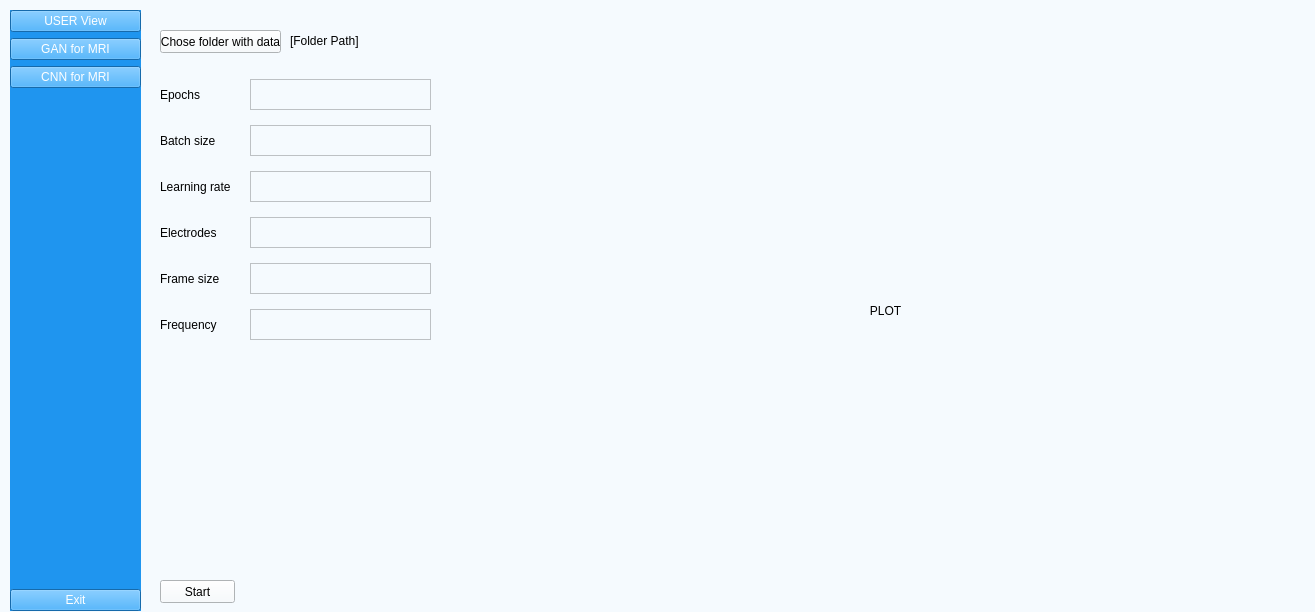
The window that UI/aUI_projekt_EEG.ui (matimusial/ADHDPredictorApp) describes before a commit, drawn with Qt 5.
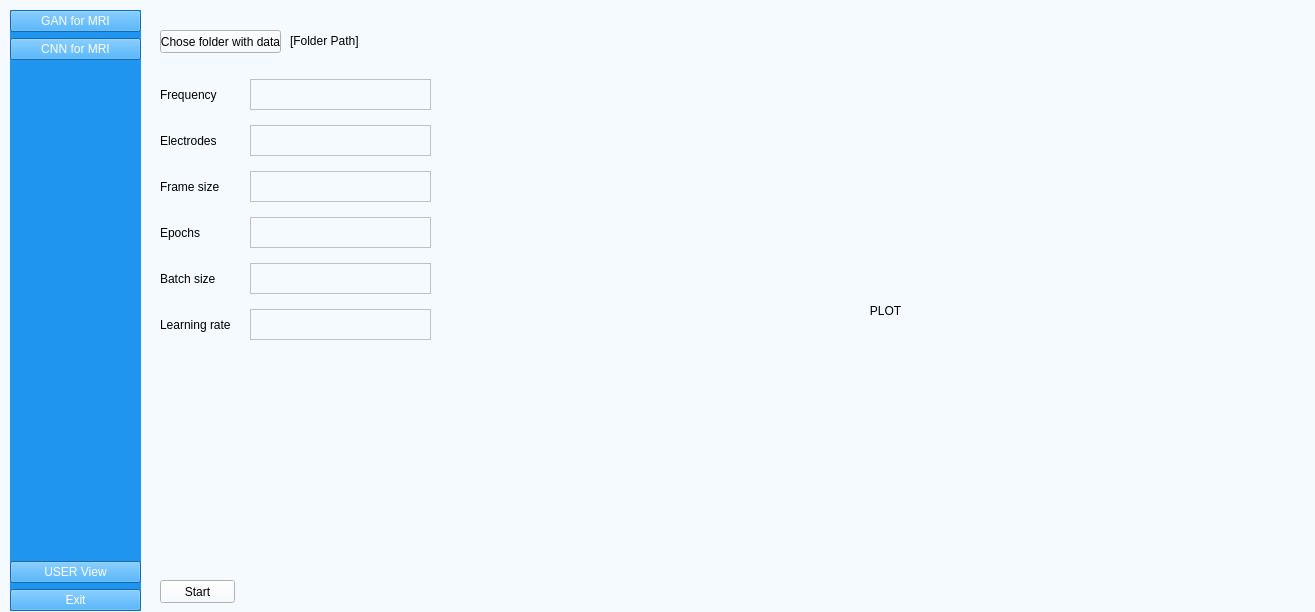
The same window after the commit.

The edit to the form file:
```diff
--- a/UI/aUI_projekt_EEG.ui
+++ b/UI/aUI_projekt_EEG.ui
@@ -38,19 +38,6 @@
     <layout class="QVBoxLayout" name="verticalLayout_2">
      <item>
       <layout class="QVBoxLayout" name="verticalLayout">
-       <item>
-        <widget class="QPushButton" name="switchSceneBtn">
-         <property name="text">
-          <string>USER View</string>
-         </property>
-         <property name="checkable">
-          <bool>true</bool>
-         </property>
-         <property name="autoExclusive">
-          <bool>true</bool>
-         </property>
-        </widget>
-       </item>
        <item>
         <widget class="QPushButton" name="GAN_MRI_Button">
          <property name="text">
@@ -92,6 +79,19 @@
        </property>
       </spacer>
      </item>
+     <item>
+      <widget class="QPushButton" name="switchSceneBtn">
+       <property name="text">
+        <string>USER View</string>
+       </property>
+       <property name="checkable">
+        <bool>true</bool>
+       </property>
+       <property name="autoExclusive">
+        <bool>true</bool>
+       </property>
+      </widget>
+     </item>
      <item>
       <widget class="QPushButton" name="exitButton">
        <property name="text">
@@ -162,6 +162,87 @@
       </rect>
      </property>
      <layout class="QVBoxLayout" name="verticalLayout_4">
+      <item>
+       <layout class="QHBoxLayout" name="horizontalLayout_6">
+        <item>
+         <widget class="QLabel" name="frequency">
+          <property name="text">
+           <string>Frequency</string>
+          </property>
+         </widget>
+        </item>
+        <item>
+         <widget class="QTextEdit" name="textEdit_frequency">
+          <property name="minimumSize">
+           <size>
+            <width>181</width>
+            <height>31</height>
+           </size>
+          </property>
+          <property name="maximumSize">
+           <size>
+            <width>181</width>
+            <height>31</height>
+           </size>
+          </property>
+         </widget>
+        </item>
+       </layout>
+      </item>
+      <item>
+       <layout class="QHBoxLayout" name="horizontalLayout_4">
+        <item>
+         <widget class="QLabel" name="electrodes">
+          <property name="text">
+           <string>Electrodes</string>
+          </property>
+         </widget>
+        </item>
+        <item>
+         <widget class="QTextEdit" name="textEdit_electrodes">
+          <property name="minimumSize">
+           <size>
+            <width>181</width>
+            <height>31</height>
+           </size>
+          </property>
+          <property name="maximumSize">
+           <size>
+            <width>181</width>
+            <height>31</height>
+           </size>
+          </property>
+         </widget>
+        </item>
+       </layout>
+      </item>
+      <item>
+       <layout class="QHBoxLayout" name="horizontalLayout_5">
+        <item>
+         <widget class="QLabel" name="frame_size">
+          <property name="text">
+           <string>Frame size</string>
+          </property>
+         </widget>
+        </item>
+        <item>
+         <widget class="QTextEdit" name="textEdit_frame_size">
+          <property name="minimumSize">
+           <size>
+            <width>181</width>
+            <height>31</height>
+           </size>
+          </property>
+          <property name="maximumSize">
+           <size>
+            <width>181</width>
+            <height>31</height>
+           </size>
+          </property>
+         </widget>
+        </item>
+       </layout>
+      </item>
       <item>
        <layout class="QHBoxLayout" name="horizontalLayout">
         <item>
@@ -243,87 +324,6 @@
         </item>
        </layout>
       </item>
-      <item>
-       <layout class="QHBoxLayout" name="horizontalLayout_4">
-        <item>
-         <widget class="QLabel" name="electrodes">
-          <property name="text">
-           <string>Electrodes</string>
-          </property>
-         </widget>
-        </item>
-        <item>
-         <widget class="QTextEdit" name="textEdit_electrodes">
-          <property name="minimumSize">
-           <size>
-            <width>181</width>
-            <height>31</height>
-           </size>
-          </property>
-          <property name="maximumSize">
-           <size>
-            <width>181</width>
-            <height>31</height>
-           </size>
-          </property>
-         </widget>
-        </item>
-       </layout>
-      </item>
-      <item>
-       <layout class="QHBoxLayout" name="horizontalLayout_5">
-        <item>
-         <widget class="QLabel" name="frame_size">
-          <property name="text">
-           <string>Frame size</string>
-          </property>
-         </widget>
-        </item>
-        <item>
-         <widget class="QTextEdit" name="textEdit_frame_size">
-          <property name="minimumSize">
-           <size>
-            <width>181</width>
-            <height>31</height>
-           </size>
-          </property>
-          <property name="maximumSize">
-           <size>
-            <width>181</width>
-            <height>31</height>
-           </size>
-          </property>
-         </widget>
-        </item>
-       </layout>
-      </item>
-      <item>
-       <layout class="QHBoxLayout" name="horizontalLayout_6">
-        <item>
-         <widget class="QLabel" name="frequency">
-          <property name="text">
-           <string>Frequency</string>
-          </property>
-         </widget>
-        </item>
-        <item>
-         <widget class="QTextEdit" name="textEdit_frequency">
-          <property name="minimumSize">
-           <size>
-            <width>181</width>
-            <height>31</height>
-           </size>
-          </property>
-          <property name="maximumSize">
-           <size>
-            <width>181</width>
-            <height>31</height>
-           </size>
-          </property>
-         </widget>
-        </item>
-       </layout>
-      </item>
      </layout>
     </widget>
     <widget class="QPushButton" name="folder_explore">
```
